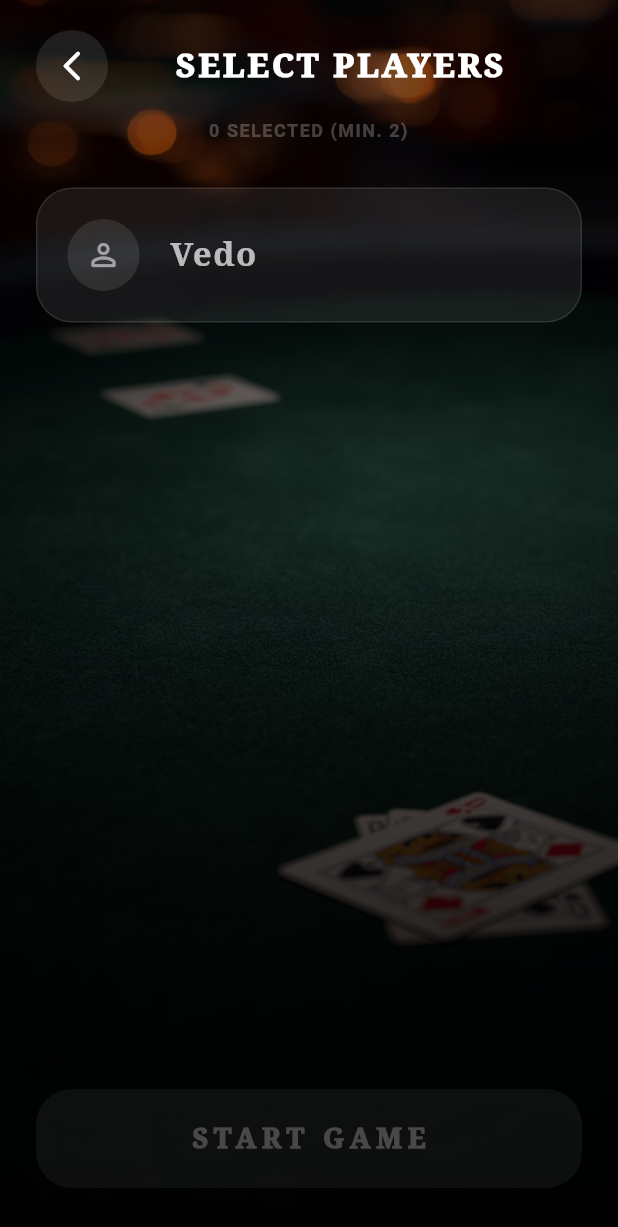
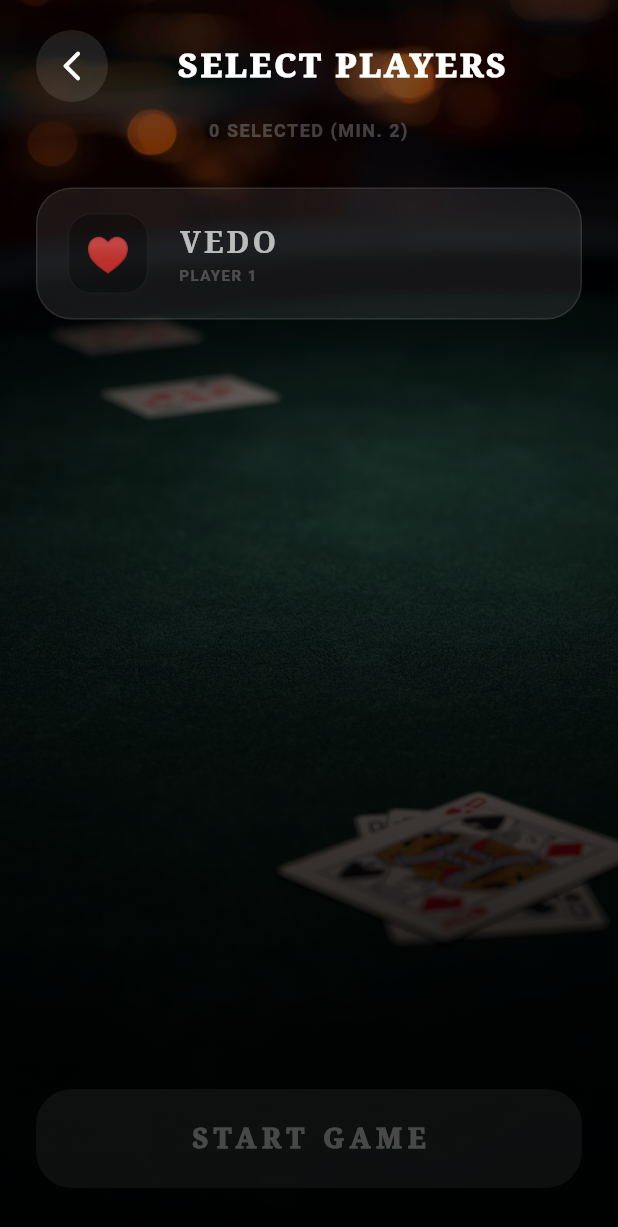
Before and after one commit to vedad-keskin/Rummy-Tracker, a Flutter app: the screen it shows after launch, after a tap on "PLAY NOW", on a phone screen of 412 x 824 dp. Shown: the top 1227 px of the screen. Run offline on Flutter 3.47's test engine with Material 3 defaults, Android fonts, the phone set to English and light mode, and no system bars; our stand-ins replace shared_preferences.

Commit message:
Refactor phase one screen and add player selection persistence
Renamed phase_one_screen.dart to phase_one_selection.dart and updated references. Enhanced the phase one selection UI with suit icons, improved styling, and feedback. Added logic to persist selected player IDs using PlayerService, including methods to save and load selections.

```diff
--- a/rummy_tracker/lib/game_flow/phase_one_screen.dart
+++ b/rummy_tracker/lib/game_flow/phase_one_selection.dart
@@ -21,9 +21,22 @@ class _PhaseOneScreenState extends State<PhaseOneScreen> {
 
   Future<void> _loadPlayers() async {
     final players = await _playerService.loadPlayers();
+    final savedIds = await _playerService.loadSelectedPlayerIds();
+
     setState(() {
       _allPlayers = players;
+      if (savedIds.isEmpty && players.length >= 2) {
+        // Default to first two if nothing saved
+        _selectedPlayerIds.addAll(players.take(2).map((p) => p.id));
+        _saveSelection();
+      } else {
+        _selectedPlayerIds.addAll(savedIds);
+      }
     });
+  }
+
+  Future<void> _saveSelection() async {
+    await _playerService.saveSelectedPlayerIds(_selectedPlayerIds);
   }
 
   void _togglePlayer(String id) {
@@ -34,19 +47,55 @@ class _PhaseOneScreenState extends State<PhaseOneScreen> {
         _selectedPlayerIds.add(id);
       }
     });
+    _saveSelection();
   }
 
   void _startGame() {
     if (_selectedPlayerIds.length < 2) return;
 
     // For now, just show a success message or navigate to a placeholder
+    if (mounted) {
       ScaffoldMessenger.of(context).showSnackBar(
-      const SnackBar(
-        content: Text(
-          'Game Started with Selected Players!',
-          style: TextStyle(fontFamily: 'serif'),
+        SnackBar(
+          content: const Row(
+            children: [
+              Icon(Icons.style_rounded, color: Colors.black, size: 20),
+              SizedBox(width: 12),
+              Text(
+                'Game Started! Good Luck!',
+                style: TextStyle(
+                  fontFamily: 'serif',
+                  fontWeight: FontWeight.bold,
+                  letterSpacing: 1,
                 ),
-        backgroundColor: Color(0xFF30E8BF),
+              ),
+            ],
+          ),
+          backgroundColor: const Color(0xFF30E8BF),
+          behavior: SnackBarBehavior.floating,
+          shape: RoundedRectangleBorder(
+            borderRadius: BorderRadius.circular(16),
+          ),
+          duration: const Duration(seconds: 2),
+        ),
+      );
+    }
+  }
+
+  Widget _getSuitIcon(int index) {
+    final suits = [
+      {'char': '♥', 'color': const Color(0xFFFF4D4D)},
+      {'char': '♦', 'color': const Color(0xFFFF4D4D)},
+      {'char': '♣', 'color': Colors.white70},
+      {'char': '♠', 'color': Colors.white70},
+    ];
+    final suit = suits[index % 4];
+    return Text(
+      suit['char'] as String,
+      style: TextStyle(
+        color: (suit['color'] as Color).withValues(alpha: 0.8),
+        fontSize: 24,
+        fontWeight: FontWeight.bold,
       ),
     );
   }
@@ -71,8 +120,8 @@ class _PhaseOneScreenState extends State<PhaseOneScreen> {
                   begin: Alignment.topCenter,
                   end: Alignment.bottomCenter,
                   colors: [
-                    Colors.black.withOpacity(0.5),
-                    Colors.black.withOpacity(0.9),
+                    Colors.black.withValues(alpha: 0.5),
+                    Colors.black.withValues(alpha: 0.9),
                   ],
                 ),
               ),
@@ -97,7 +146,9 @@ class _PhaseOneScreenState extends State<PhaseOneScreen> {
                             color: Colors.white,
                           ),
                           style: IconButton.styleFrom(
-                            backgroundColor: Colors.white.withOpacity(0.1),
+                            backgroundColor: Colors.white.withValues(
+                              alpha: 0.1,
+                            ),
                             padding: const EdgeInsets.all(12),
                           ),
                         ),
@@ -118,9 +169,7 @@ class _PhaseOneScreenState extends State<PhaseOneScreen> {
                             ],
                           ),
                         ),
-                        const SizedBox(
-                          width: 5,
-                        ), // Spacer to balance back button
+                        const SizedBox(width: 2), // Balancing spacer
                       ],
                     ),
                   ),
@@ -149,14 +198,14 @@ class _PhaseOneScreenState extends State<PhaseOneScreen> {
                             child: Text(
                               'NO PLAYERS FOUND',
                               style: TextStyle(
-                                color: Colors.white.withOpacity(0.3),
+                                color: Colors.white.withValues(alpha: 0.3),
                                 letterSpacing: 2,
                                 fontSize: 18,
                               ),
                             ),
                           )
                         : ListView.separated(
-                            padding: const EdgeInsets.only(bottom: 100),
+                            padding: const EdgeInsets.only(bottom: 120),
                             itemCount: _allPlayers.length,
                             separatorBuilder: (_, __) =>
                                 const SizedBox(height: 16),
@@ -174,21 +223,25 @@ class _PhaseOneScreenState extends State<PhaseOneScreen> {
                                     duration: const Duration(milliseconds: 300),
                                     padding: const EdgeInsets.symmetric(
                                       horizontal: 20,
-                                      vertical: 20,
+                                      vertical: 16,
                                     ),
                                     decoration: BoxDecoration(
                                       color: isSelected
                                           ? const Color(
                                               0xFF30E8BF,
-                                            ).withOpacity(0.15)
-                                          : Colors.white.withOpacity(0.08),
+                                            ).withValues(alpha: 0.15)
+                                          : Colors.white.withValues(
+                                              alpha: 0.08,
+                                            ),
                                       borderRadius: BorderRadius.circular(24),
                                       border: Border.all(
                                         color: isSelected
                                             ? const Color(
                                                 0xFF30E8BF,
-                                              ).withOpacity(0.5)
-                                            : Colors.white.withOpacity(0.1),
+                                              ).withValues(alpha: 0.5)
+                                            : Colors.white.withValues(
+                                                alpha: 0.1,
+                                              ),
                                         width: isSelected ? 2 : 1,
                                       ),
                                       boxShadow: isSelected
@@ -196,7 +249,7 @@ class _PhaseOneScreenState extends State<PhaseOneScreen> {
                                               BoxShadow(
                                                 color: const Color(
                                                   0xFF30E8BF,
-                                                ).withOpacity(0.2),
+                                                ).withValues(alpha: 0.2),
                                                 blurRadius: 15,
                                                 spreadRadius: -5,
                                               ),
@@ -205,49 +258,81 @@ class _PhaseOneScreenState extends State<PhaseOneScreen> {
                                     ),
                                     child: Row(
                                       children: [
-                                        AnimatedContainer(
-                                          duration: const Duration(
-                                            milliseconds: 300,
+                                        // Card Suit Badge
+                                        Container(
+                                          width: 54,
+                                          height: 54,
+                                          decoration: BoxDecoration(
+                                            color: Colors.black.withValues(
+                                              alpha: 0.3,
                                             ),
-                                          width: 48,
-                                          height: 48,
-                                          decoration: BoxDecoration(
-                                            color: isSelected
-                                                ? const Color(0xFF30E8BF)
-                                                : Colors.white.withOpacity(0.1),
-                                            shape: BoxShape.circle,
+                                            borderRadius: BorderRadius.circular(
+                                              16,
                                             ),
-                                          child: Icon(
-                                            isSelected
-                                                ? Icons.check_rounded
-                                                : Icons.person_outline_rounded,
-                                            color: isSelected
-                                                ? Colors.black
-                                                : Colors.white54,
+                                            border: Border.all(
+                                              color: Colors.white.withValues(
+                                                alpha: 0.05,
+                                              ),
+                                            ),
+                                          ),
+                                          child: Center(
+                                            child: _getSuitIcon(index),
                                           ),
                                         ),
                                         const SizedBox(width: 20),
                                         Expanded(
-                                          child: Text(
-                                            player.name,
+                                          child: Column(
+                                            crossAxisAlignment:
+                                                CrossAxisAlignment.start,
+                                            children: [
+                                              Text(
+                                                player.name.toUpperCase(),
                                                 style: TextStyle(
                                                   color: isSelected
                                                       ? Colors.white
                                                       : Colors.white70,
-                                              fontSize: 22,
+                                                  fontSize: 20,
                                                   fontWeight: isSelected
                                                       ? FontWeight.w900
                                                       : FontWeight.bold,
                                                   fontFamily: 'serif',
+                                                  letterSpacing: 2,
+                                                ),
+                                              ),
+                                              Text(
+                                                'PLAYER ${index + 1}',
+                                                style: TextStyle(
+                                                  color: isSelected
+                                                      ? const Color(
+                                                          0xFF30E8BF,
+                                                        ).withValues(alpha: 0.6)
+                                                      : Colors.white24,
+                                                  fontSize: 10,
+                                                  fontWeight: FontWeight.bold,
                                                   letterSpacing: 1,
                                                 ),
                                               ),
+                                            ],
                                           ),
-                                        if (isSelected)
-                                          const Icon(
-                                            Icons.star_rounded,
+                                        ),
+                                        AnimatedScale(
+                                          scale: isSelected ? 1.0 : 0.0,
+                                          duration: const Duration(
+                                            milliseconds: 300,
+                                          ),
+                                          curve: Curves.easeOutBack,
+                                          child: Container(
+                                            padding: const EdgeInsets.all(4),
+                                            decoration: const BoxDecoration(
                                               color: Color(0xFF30E8BF),
-                                            size: 20,
+                                              shape: BoxShape.circle,
+                                            ),
+                                            child: const Icon(
+                                              Icons.check_rounded,
+                                              color: Colors.black,
+                                              size: 16,
+                                            ),
+                                          ),
                                         ),
                                       ],
                                     ),
@@ -282,12 +367,16 @@ class _PhaseOneScreenState extends State<PhaseOneScreen> {
                               colors: [Color(0xFF30E8BF), Color(0xFF2BCCDF)],
                             )
                           : null,
-                      color: canStart ? null : Colors.white.withOpacity(0.05),
+                      color: canStart
+                          ? null
+                          : Colors.white.withValues(alpha: 0.05),
                       borderRadius: BorderRadius.circular(24),
                       boxShadow: canStart
                           ? [
                               BoxShadow(
-                                color: const Color(0xFF30E8BF).withOpacity(0.3),
+                                color: const Color(
+                                  0xFF30E8BF,
+                                ).withValues(alpha: 0.3),
                                 blurRadius: 20,
                                 offset: const Offset(0, 10),
                               ),
--- a/rummy_tracker/lib/layouts/main_layout.dart
+++ b/rummy_tracker/lib/layouts/main_layout.dart
@@ -3,7 +3,7 @@ import 'dart:async';
 import 'package:rummy_tracker/players_section/players_screen.dart';
 import 'package:rummy_tracker/ranking_section/ranking_screen.dart';
 import 'package:rummy_tracker/components/team_credits_dialog.dart';
-import 'package:rummy_tracker/game_flow/phase_one_screen.dart';
+import 'package:rummy_tracker/game_flow/phase_one_selection.dart';
 
 class MainMenuScreen extends StatefulWidget {
   const MainMenuScreen({super.key});
--- a/rummy_tracker/lib/offline_db/player_service.dart
+++ b/rummy_tracker/lib/offline_db/player_service.dart
@@ -21,6 +21,7 @@ class Player {
 
 class PlayerService {
   static const String _storageKey = 'rummy_players';
+  static const String _selectionKey = 'rummy_selected_ids';
 
   Future<List<Player>> loadPlayers() async {
     final prefs = await SharedPreferences.getInstance();
@@ -107,4 +108,15 @@ class PlayerService {
     await savePlayers(updatedList);
     return updatedList;
   }
+
+  Future<void> saveSelectedPlayerIds(Set<String> ids) async {
+    final prefs = await SharedPreferences.getInstance();
+    await prefs.setStringList(_selectionKey, ids.toList());
+  }
+
+  Future<Set<String>> loadSelectedPlayerIds() async {
+    final prefs = await SharedPreferences.getInstance();
+    final List<String>? ids = prefs.getStringList(_selectionKey);
+    return ids?.toSet() ?? {};
+  }
 }
```
Lines whose indentation alone changed are shown as unchanged.
